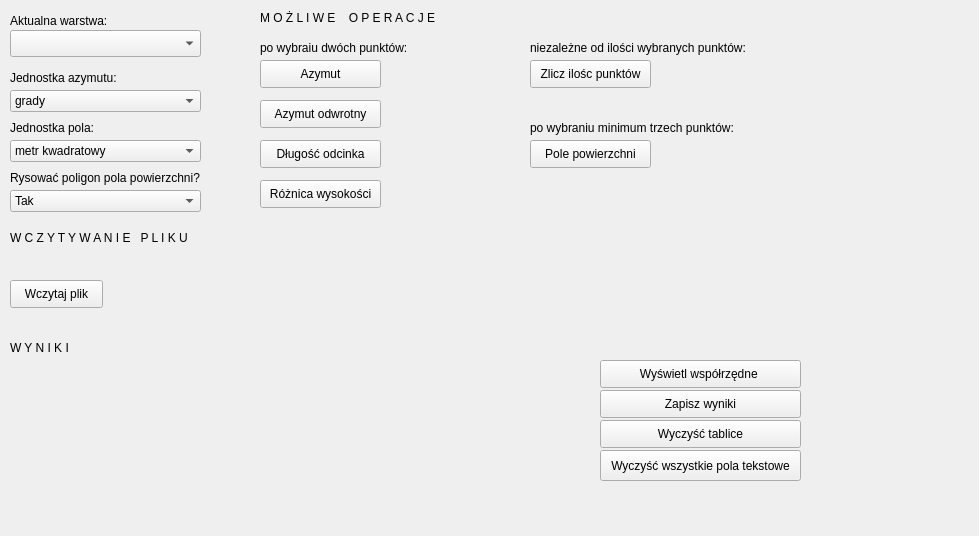
The window that wtyczkaoa/wtyczkaoa_dialog_base.ui (ozubrzycka/projekt2_wtyczka) describes before a commit, drawn with Qt 5.
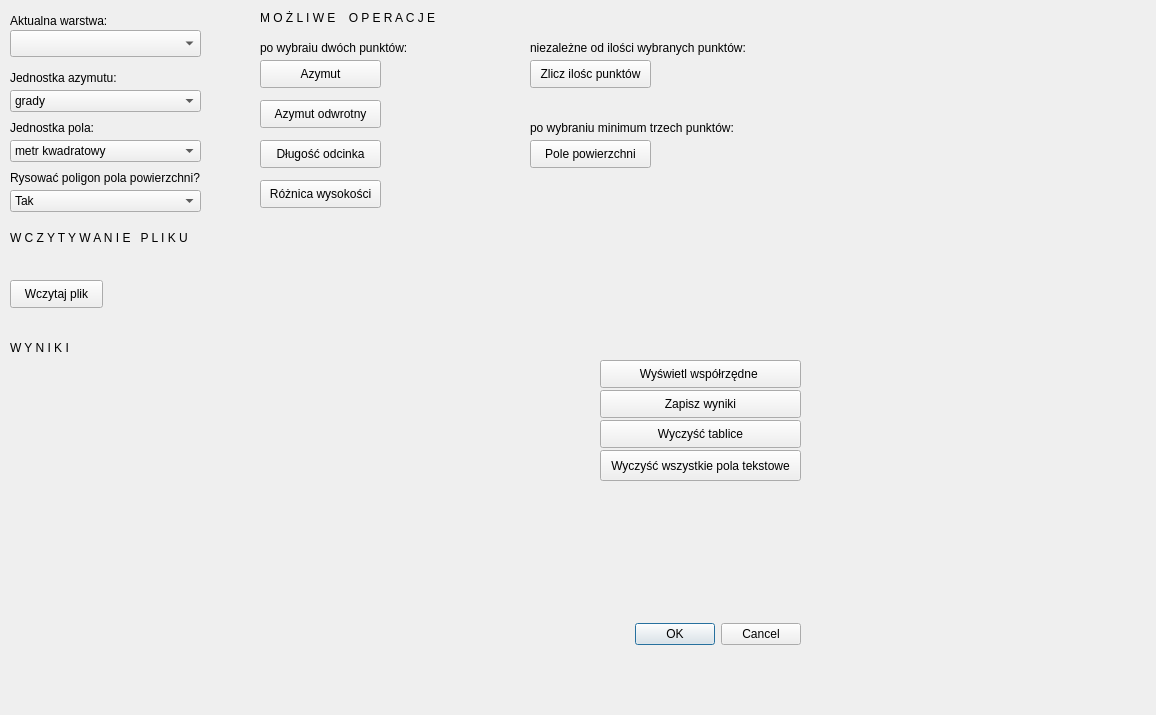
The same window after the commit. Custom widgets are drawn as their Qt base class.

Commit message: Poprawka nazwy przycisku

```diff
--- a/wtyczkaoa/wtyczkaoa_dialog_base.ui
+++ b/wtyczkaoa/wtyczkaoa_dialog_base.ui
@@ -6,8 +6,8 @@
    <rect>
     <x>0</x>
     <y>0</y>
-    <width>979</width>
-    <height>536</height>
+    <width>1156</width>
+    <height>715</height>
    </rect>
   </property>
   <property name="windowTitle">
```
Left out of the diff: 2 changed lines with no effect on the pictures.
